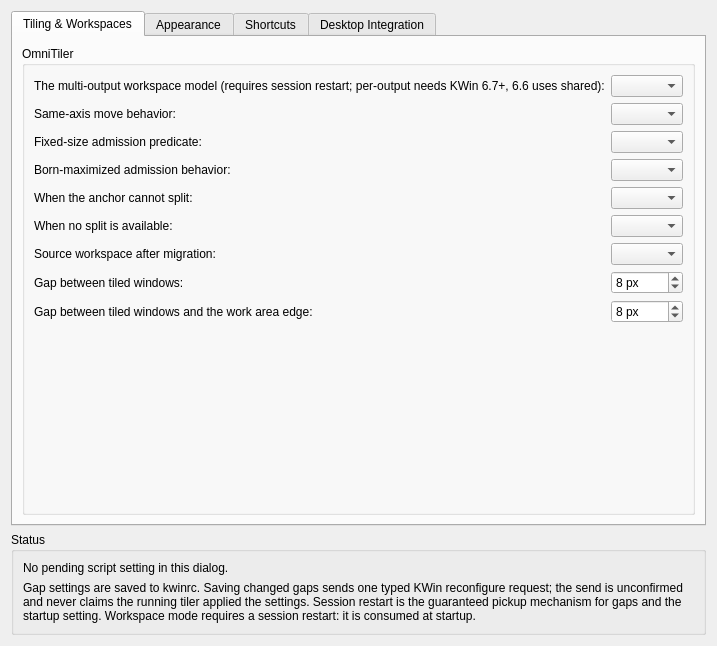
Before: the Qt Designer form kwin/native-effect/unifiedsettings.ui in beefsack/OmniTiler, drawn with Qt 5.
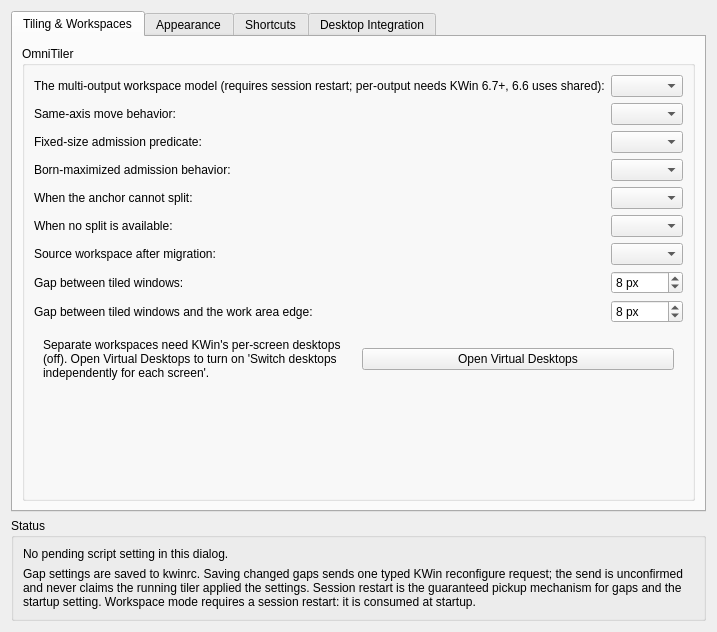
After: the same form once the commit is applied. Custom widgets are drawn as their Qt base class.

Commit message: fix(kde): complete Stage 7 workspace modes offline

The edit to the form file:
```diff
--- a/kwin/native-effect/unifiedsettings.ui
+++ b/kwin/native-effect/unifiedsettings.ui
@@ -162,6 +162,29 @@
             </property>
            </widget>
           </item>
+              <item row="9" column="0" colspan="2">
+               <widget class="QWidget" name="virtualDesktopsWarningRow">
+                <layout class="QHBoxLayout" name="virtualDesktopsWarningRowLayout">
+                 <item>
+                  <widget class="QLabel" name="virtualDesktopsWarningLabel">
+                   <property name="text">
+                    <string>Separate workspaces need KWin's per-screen desktops (off). Open Virtual Desktops to turn on 'Switch desktops independently for each screen'.</string>
+                   </property>
+                   <property name="wordWrap">
+                    <bool>true</bool>
+                   </property>
+                  </widget>
+                 </item>
+                 <item>
+                  <widget class="QPushButton" name="virtualDesktopsOpenButton">
+                   <property name="text">
+                    <string>Open Virtual Desktops</string>
+                   </property>
+                  </widget>
+                 </item>
+                </layout>
+               </widget>
+              </item>
          </layout>
         </widget>
        </item>
```
The commit also changes 17 other files.
